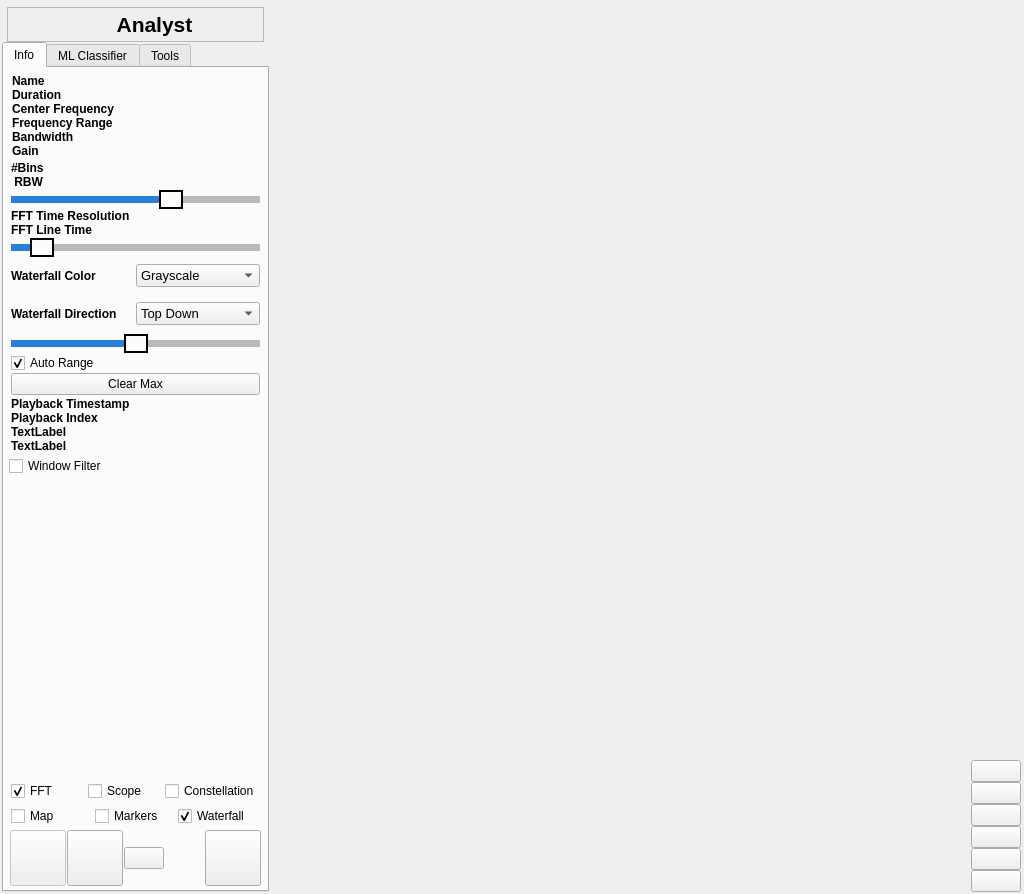
Above: analyst/Analyst/mainwindow.ui from Pacmanfan/RF_IQ_Analyst before the change. Below: the same form after it.
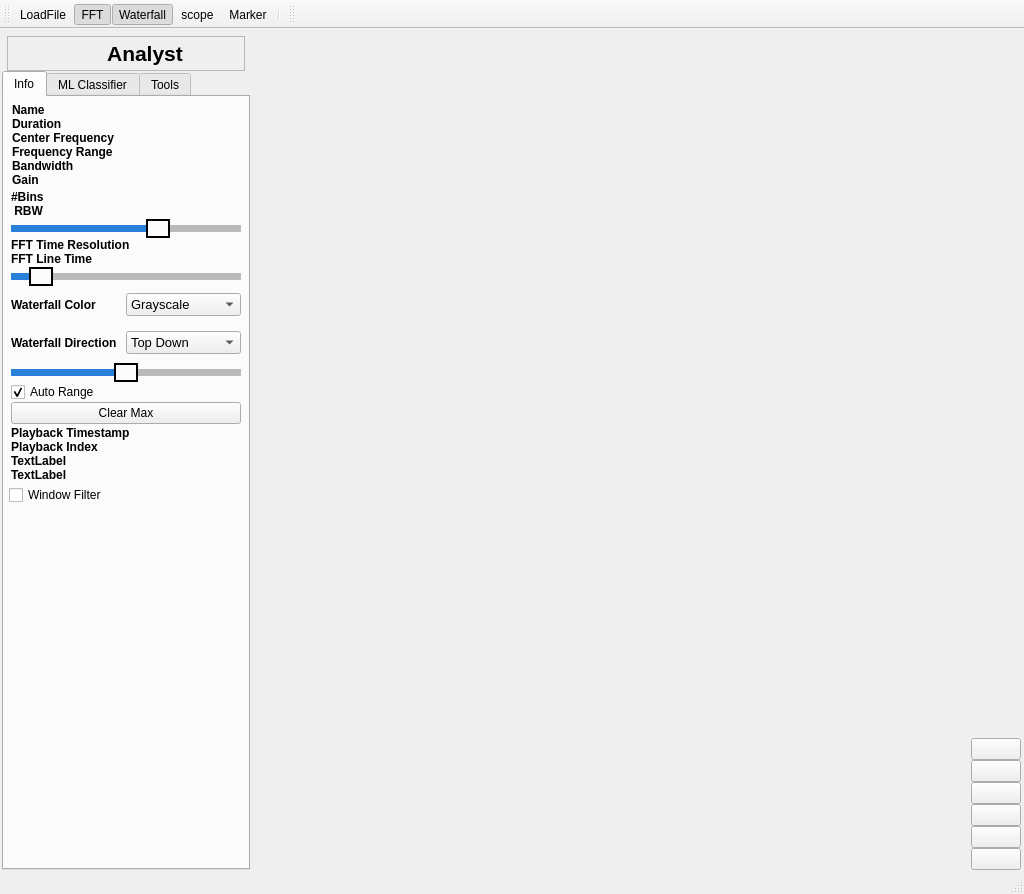
That is the form after the change. Icons and pictures are not drawn. Custom widgets are drawn as their Qt base class.

Commit message: Toolbar added with icons, refining some views

```diff
--- a/analyst/Analyst/mainwindow.ui
+++ b/analyst/Analyst/mainwindow.ui
@@ -871,51 +871,6 @@
                 </property>
                </spacer>
               </item>
-              <item>
-               <widget class="QWidget" name="wgtShowControls" native="true">
-                <layout class="QHBoxLayout" name="horizontalLayout_14">
-                 <property name="spacing">
-                  <number>2</number>
-                 </property>
-                 <property name="leftMargin">
-                  <number>2</number>
-                 </property>
-                 <property name="topMargin">
-                  <number>2</number>
-                 </property>
-                 <property name="rightMargin">
-                  <number>2</number>
-                 </property>
-                 <property name="bottomMargin">
-                  <number>2</number>
-                 </property>
-                 <item>
-                  <widget class="QCheckBox" name="chkShowFFT">
-                   <property name="text">
-                    <string>FFT</string>
-                   </property>
-                   <property name="checked">
-                    <bool>true</bool>
-                   </property>
-                  </widget>
-                 </item>
-                 <item>
-                  <widget class="QCheckBox" name="chkShowScope">
-                   <property name="text">
-                    <string>Scope</string>
-                   </property>
-                  </widget>
-                 </item>
-                 <item>
-                  <widget class="QCheckBox" name="chkShowConstellation">
-                   <property name="text">
-                    <string>Constellation</string>
-                   </property>
-                  </widget>
-                 </item>
-                </layout>
-               </widget>
-              </item>
               <item>
                <widget class="QWidget" name="wgtShowControls2" native="true">
                 <layout class="QHBoxLayout" name="horizontalLayout_6">
@@ -934,180 +889,6 @@
                  <property name="bottomMargin">
                   <number>2</number>
                  </property>
-                 <item>
-                  <widget class="QCheckBox" name="chkMap">
-                   <property name="text">
-                    <string>Map</string>
-                   </property>
-                  </widget>
-                 </item>
-                 <item>
-                  <widget class="QCheckBox" name="chkMarkers">
-                   <property name="text">
-                    <string>Markers</string>
-                   </property>
-                  </widget>
-                 </item>
-                 <item>
-                  <widget class="QCheckBox" name="chkShowWaterfall">
-                   <property name="text">
-                    <string>Waterfall</string>
-                   </property>
-                   <property name="checked">
-                    <bool>true</bool>
-                   </property>
-                  </widget>
-                 </item>
-                </layout>
-               </widget>
-              </item>
-              <item>
-               <widget class="QWidget" name="widget_5" native="true">
-                <property name="minimumSize">
-                 <size>
-                  <width>0</width>
-                  <height>55</height>
-                 </size>
-                </property>
-                <layout class="QHBoxLayout" name="horizontalLayout_12">
-                 <property name="spacing">
-                  <number>1</number>
-                 </property>
-                 <property name="leftMargin">
-                  <number>1</number>
-                 </property>
-                 <property name="topMargin">
-                  <number>1</number>
-                 </property>
-                 <property name="rightMargin">
-                  <number>1</number>
-                 </property>
-                 <property name="bottomMargin">
-                  <number>1</number>
-                 </property>
-                 <item>
-                  <widget class="QPushButton" name="cmdSettings">
-                   <property name="enabled">
-                    <bool>false</bool>
-                   </property>
-                   <property name="minimumSize">
-                    <size>
-                     <width>56</width>
-                     <height>56</height>
-                    </size>
-                   </property>
-                   <property name="maximumSize">
-                    <size>
-                     <width>56</width>
-                     <height>56</height>
-                    </size>
-                   </property>
-                   <property name="text">
-                    <string/>
-                   </property>
-                   <property name="icon">
-                    <iconset resource="icons.qrc">
-                     <normaloff>:/icons/settings</normaloff>:/icons/settings</iconset>
-                   </property>
-                   <property name="iconSize">
-                    <size>
-                     <width>48</width>
-                     <height>48</height>
-                    </size>
-                   </property>
-                  </widget>
-                 </item>
-                 <item>
-                  <widget class="QPushButton" name="cmdHelp">
-                   <property name="enabled">
-                    <bool>true</bool>
-                   </property>
-                   <property name="minimumSize">
-                    <size>
-                     <width>56</width>
-                     <height>56</height>
-                    </size>
-                   </property>
-                   <property name="maximumSize">
-                    <size>
-                     <width>56</width>
-                     <height>56</height>
-                    </size>
-                   </property>
-                   <property name="text">
-                    <string/>
-                   </property>
-                   <property name="icon">
-                    <iconset resource="icons.qrc">
-                     <normaloff>:/icons/help</normaloff>:/icons/help</iconset>
-                   </property>
-                   <property name="iconSize">
-                    <size>
-                     <width>48</width>
-                     <height>48</height>
-                    </size>
-                   </property>
-                  </widget>
-                 </item>
-                 <item>
-                  <widget class="QPushButton" name="cmdWorkshop">
-                   <property name="text">
-                    <string/>
-                   </property>
-                   <property name="icon">
-                    <iconset resource="icons.qrc">
-                     <normaloff>:/icons/analyst</normaloff>:/icons/analyst</iconset>
-                   </property>
-                   <property name="iconSize">
-                    <size>
-                     <width>48</width>
-                     <height>48</height>
-                    </size>
-                   </property>
-                  </widget>
-                 </item>
-                 <item>
-                  <spacer name="horizontalSpacer">
-                   <property name="orientation">
-                    <enum>Qt::Horizontal</enum>
-                   </property>
-                   <property name="sizeHint" stdset="0">
-                    <size>
-                     <width>40</width>
-                     <height>20</height>
-                    </size>
-                   </property>
-                  </spacer>
-                 </item>
-                 <item>
-                  <widget class="QPushButton" name="cmdLoad">
-                   <property name="minimumSize">
-                    <size>
-                     <width>56</width>
-                     <height>56</height>
-                    </size>
-                   </property>
-                   <property name="maximumSize">
-                    <size>
-                     <width>56</width>
-                     <height>56</height>
-                    </size>
-                   </property>
-                   <property name="text">
-                    <string/>
-                   </property>
-                   <property name="icon">
-                    <iconset resource="icons.qrc">
-                     <normaloff>:/icons/load</normaloff>:/icons/load</iconset>
-                   </property>
-                   <property name="iconSize">
-                    <size>
-                     <width>48</width>
-                     <height>48</height>
-                    </size>
-                   </property>
-                  </widget>
-                 </item>
                 </layout>
                </widget>
               </item>
@@ -1729,6 +1510,141 @@
     </item>
    </layout>
   </widget>
+  <widget class="QToolBar" name="toolBar">
+   <property name="windowTitle">
+    <string>toolBar</string>
+   </property>
+   <property name="iconSize">
+    <size>
+     <width>32</width>
+     <height>32</height>
+    </size>
+   </property>
+   <attribute name="toolBarArea">
+    <enum>TopToolBarArea</enum>
+   </attribute>
+   <attribute name="toolBarBreak">
+    <bool>false</bool>
+   </attribute>
+   <addaction name="actionLoadFile"/>
+   <addaction name="actionFFT"/>
+   <addaction name="actionWaterfall"/>
+   <addaction name="actionscope"/>
+   <addaction name="actionMarker"/>
+   <addaction name="separator"/>
+  </widget>
+  <widget class="QStatusBar" name="statusBar"/>
+  <widget class="QMenuBar" name="menuBar">
+   <property name="geometry">
+    <rect>
+     <x>0</x>
+     <y>0</y>
+     <width>1024</width>
+     <height>22</height>
+    </rect>
+   </property>
+  </widget>
+  <widget class="QToolBar" name="toolBar_2">
+   <property name="windowTitle">
+    <string>toolBar_2</string>
+   </property>
+   <attribute name="toolBarArea">
+    <enum>TopToolBarArea</enum>
+   </attribute>
+   <attribute name="toolBarBreak">
+    <bool>false</bool>
+   </attribute>
+  </widget>
+  <action name="actionLoadFile">
+   <property name="icon">
+    <iconset resource="icons.qrc">
+     <normaloff>:/icons/load</normaloff>:/icons/load</iconset>
+   </property>
+   <property name="text">
+    <string>LoadFile</string>
+   </property>
+   <property name="toolTip">
+    <string>Load IQ File</string>
+   </property>
+   <property name="menuRole">
+    <enum>QAction::NoRole</enum>
+   </property>
+  </action>
+  <action name="actionWaterfall">
+   <property name="checkable">
+    <bool>true</bool>
+   </property>
+   <property name="checked">
+    <bool>true</bool>
+   </property>
+   <property name="icon">
+    <iconset resource="icons.qrc">
+     <normaloff>:/icons/waterfall</normaloff>:/icons/waterfall</iconset>
+   </property>
+   <property name="text">
+    <string>Waterfall</string>
+   </property>
+   <property name="toolTip">
+    <string>Waterfall</string>
+   </property>
+   <property name="menuRole">
+    <enum>QAction::NoRole</enum>
+   </property>
+  </action>
+  <action name="actionscope">
+   <property name="checkable">
+    <bool>true</bool>
+   </property>
+   <property name="icon">
+    <iconset resource="icons.qrc">
+     <normaloff>:/icons/scope</normaloff>:/icons/scope</iconset>
+   </property>
+   <property name="text">
+    <string>scope</string>
+   </property>
+   <property name="toolTip">
+    <string>Time IQ Scope</string>
+   </property>
+   <property name="menuRole">
+    <enum>QAction::NoRole</enum>
+   </property>
+  </action>
+  <action name="actionFFT">
+   <property name="checkable">
+    <bool>true</bool>
+   </property>
+   <property name="checked">
+    <bool>true</bool>
+   </property>
+   <property name="icon">
+    <iconset resource="icons.qrc">
+     <normaloff>:/icons/fft</normaloff>:/icons/fft</iconset>
+   </property>
+   <property name="text">
+    <string>FFT</string>
+   </property>
+   <property name="toolTip">
+    <string>Frequency graph</string>
+   </property>
+   <property name="menuRole">
+    <enum>QAction::NoRole</enum>
+   </property>
+  </action>
+  <action name="actionMarker">
+   <property name="checkable">
+    <bool>true</bool>
+   </property>
+   <property name="icon">
+    <iconset resource="icons.qrc">
+     <normaloff>:/icons/markers</normaloff>:/icons/markers</iconset>
+   </property>
+   <property name="text">
+    <string>Marker</string>
+   </property>
+   <property name="menuRole">
+    <enum>QAction::NoRole</enum>
+   </property>
+  </action>
  </widget>
  <layoutdefault spacing="6" margin="11"/>
  <customwidgets>
```
The commit also changes 36 other files.
